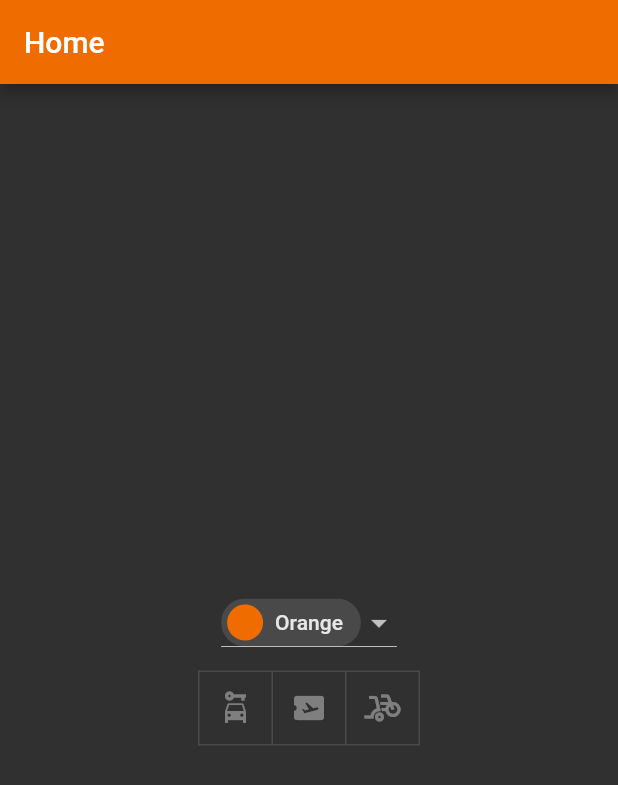
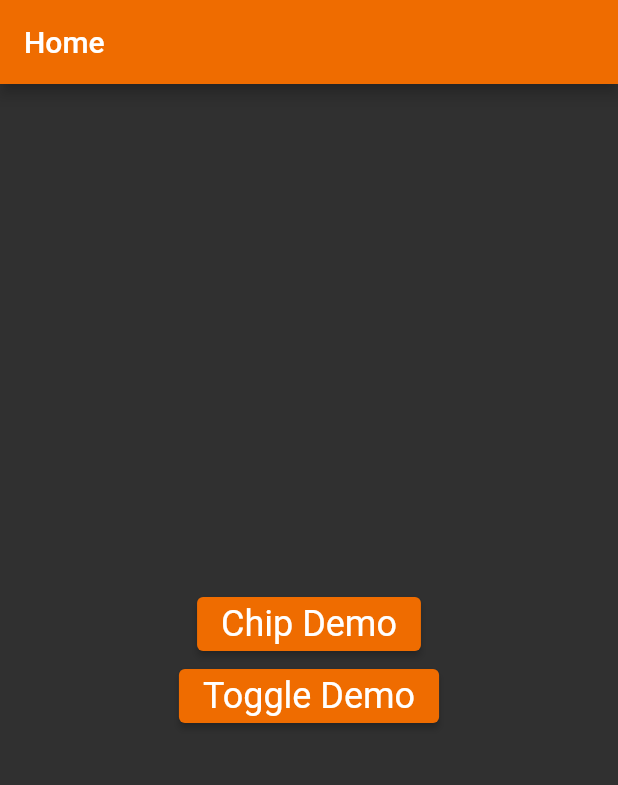
Before and after one commit to davidrgb/MAP-Creative-1, a Flutter app: the screen it shows after launch, on a phone screen of 412 x 824 dp. Shown: the top 785 px of the screen. Run offline on Flutter 3.47's test engine with Material 2 defaults, Android fonts, the phone set to English and light mode, and no system bars.

Commit message:
Separeted Screens

```diff
--- a/lib/main.dart
+++ b/lib/main.dart
@@ -1,4 +1,6 @@
+import 'package:creative1/viewscreen/chip_screen.dart';
 import 'package:creative1/viewscreen/home_screen.dart';
+import 'package:creative1/viewscreen/toggle_screen.dart';
 import 'package:flutter/material.dart';
 
 void main() {
@@ -14,11 +16,18 @@ class Creative1App extends StatelessWidget {
         theme: ThemeData(
           brightness: Brightness.dark,
           primaryColor: Colors.orange[800],
+          elevatedButtonTheme: ElevatedButtonThemeData(
+            style: ElevatedButton.styleFrom(
+              primary: Colors.orange[800],
+              textStyle: TextStyle(fontSize: 24.0),
+            ),
+          ),
         ),
         initialRoute: HomeScreen.routeName,
         routes: {
           HomeScreen.routeName: (BuildContext context) => HomeScreen(),
-      }
-    );
+          ChipScreen.routeName: (context) => ChipScreen(),
+          ToggleScreen.routeName: (context) => ToggleScreen(),
+        });
   }
 }
--- a/lib/viewscreen/home_screen.dart
+++ b/lib/viewscreen/home_screen.dart
@@ -1,3 +1,5 @@
+import 'package:creative1/viewscreen/chip_screen.dart';
+import 'package:creative1/viewscreen/toggle_screen.dart';
 import 'package:flutter/material.dart';
 
 var colors = [
@@ -25,92 +27,17 @@ class HomeScreen extends StatelessWidget {
           crossAxisAlignment: CrossAxisAlignment.center,
           mainAxisAlignment: MainAxisAlignment.center,
           children: [
-            Container(
-              padding: EdgeInsets.all(8.0),
-              child: DropdownButton<int>(
-                value: 0,
-                onChanged: (int? value) {},
-                items: [
-                  DropdownMenuItem(
-                    value: 0,
-                    child: InputChip(
-                      avatar: CircleAvatar(
-                        backgroundColor: colors[0],
-                      ),
-                      label: const Text('Orange'),
-                      onPressed: () {},
-                    ),
-                  ),
-                  DropdownMenuItem(
-                    value: 1,
-                    child: InputChip(
-                      avatar: CircleAvatar(
-                        backgroundColor: colors[1],
-                      ),
-                      label: const Text('Yellow'),
-                      onPressed: () {},
-                    ),
-                  ),
-                  DropdownMenuItem(
-                    value: 2,
-                    child: InputChip(
-                      avatar: CircleAvatar(
-                        backgroundColor: colors[2],
-                      ),
-                      label: const Text('Green'),
-                      onPressed: () {},
-                    ),
-                  ),
-                  DropdownMenuItem(
-                    value: 3,
-                    child: InputChip(
-                      avatar: CircleAvatar(
-                        backgroundColor: colors[3],
-                      ),
-                      label: const Text('Blue'),
-                      onPressed: () {},
-                    ),
-                  ),
-                  DropdownMenuItem(
-                    value: 4,
-                    child: InputChip(
-                      avatar: CircleAvatar(
-                        backgroundColor: colors[4],
-                      ),
-                      label: const Text('Indigo'),
-                      onPressed: () {},
-                    ),
-                  ),
-                  DropdownMenuItem(
-                    value: 5,
-                    child: InputChip(
-                      avatar: CircleAvatar(
-                        backgroundColor: colors[5],
-                      ),
-                      label: const Text('Purple'),
-                      onPressed: () {},
-                    ),
-                  ),
-                  DropdownMenuItem(
-                    value: 6,
-                    child: InputChip(
-                      avatar: CircleAvatar(
-                        backgroundColor: colors[6],
-                      ),
-                      label: const Text('Red'),
-                      onPressed: () {},
-                    ),
-                  ),
-                ],
-              ),
+            ElevatedButton(
+              onPressed: () {
+                Navigator.pushNamed(context, ChipScreen.routeName);
+              },
+              child: Text('Chip Demo'),
             ),
-            ToggleButtons(
-              children: [
-                Icon(Icons.car_rental),
-                Icon(Icons.airplane_ticket),
-                Icon(Icons.bike_scooter),
-              ],
-              isSelected: [true, false, true],
+            ElevatedButton(
+              onPressed: () {
+                Navigator.pushNamed(context, ToggleScreen.routeName);
+              },
+              child: Text('Toggle Demo'),
             ),
           ],
         ),
```
Also changed, not shown: lib/viewscreen/chip_screen.dart (added, +86 -0 lines), lib/viewscreen/toggle_screen.dart (added, +128 -0 lines). Lines whose indentation alone changed are shown as unchanged.
